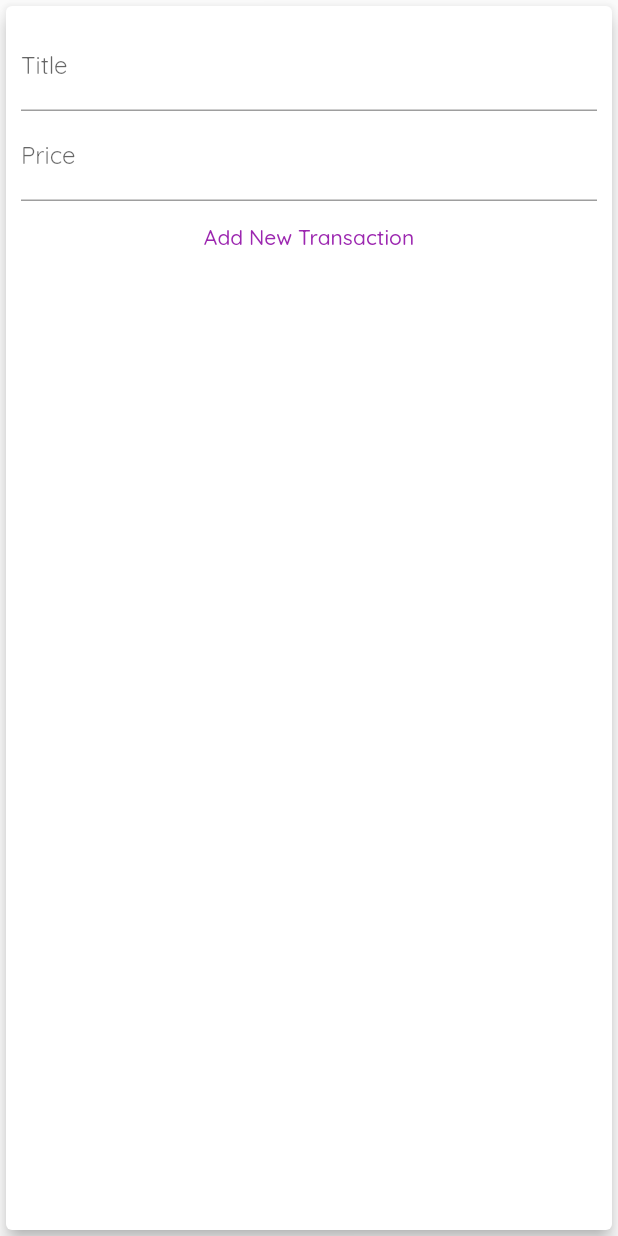
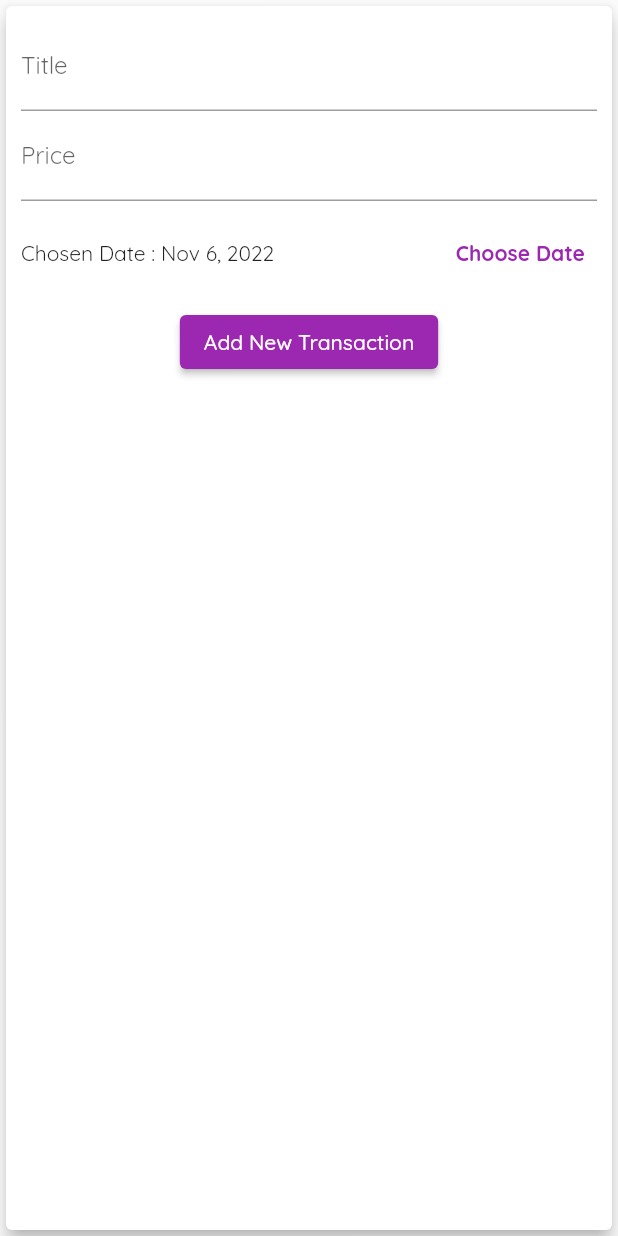
Before and after one commit to Deep-Bhakat/expenses_app, a Flutter app: the NewTransaction widget shown alone on an empty page, opened directly with empty values, after a tap on "Add New Transaction", on a phone screen of 412 x 824 dp. Run offline on Flutter 3.47's test engine with Material 2 defaults, Android fonts, the phone set to English and light mode, and no system bars.

Commit message:
added date picker

```diff
--- a/lib/new_transaction.dart
+++ b/lib/new_transaction.dart
@@ -1,4 +1,5 @@
 import 'package:flutter/material.dart';
+import 'package:intl/intl.dart';
 
 class NewTransaction extends StatefulWidget {
   // const NewTransaction({Key? key}) : super(key: key);
@@ -15,15 +16,32 @@ class _NewTransactionState extends State<NewTransaction> {
 
   final priceController = TextEditingController();
 
+  DateTime _selectedDate = DateTime.now();
   void submitData() {
+    if (priceController.text.isEmpty) return;
     var title = titleController.text;
     var price = double.parse(priceController.text);
 
-    if (title.isEmpty || price <= 0) return;
+    if (title.isEmpty || price <= 0 || _selectedDate == null) return;
 
-    widget.addTransaction(title, price);
+    widget.addTransaction(title, price, _selectedDate);
 
     Navigator.of(context).pop(); // to close topmost screen i.e modal
+  }
+
+  //datepicker
+  void _getDatePicker() {
+    showDatePicker(
+            context: context,
+            initialDate: DateTime.now(),
+            firstDate: DateTime(2019),
+            lastDate: DateTime.now())
+        .then((value) {
+      if (value == null) return;
+      setState(() {
+        _selectedDate = value;
+      });
+    });
   }
 
   @override
@@ -51,8 +69,30 @@ class _NewTransactionState extends State<NewTransaction> {
               //   priceInput = val;
               // },
             ),
-            TextButton(
-                style: TextButton.styleFrom(primary: Colors.purple),
+            Container(
+              height: 70,
+              child: Row(
+                children: [
+                  Expanded(
+                    child: Text(_selectedDate == null
+                        ? 'No Date Chosen...'
+                        : 'Chosen Date : ${DateFormat.yMMMd().format(_selectedDate)}'),
+                  ),
+                  TextButton(
+                      style: TextButton.styleFrom(
+                          primary: Theme.of(context).primaryColor),
+                      onPressed: _getDatePicker,
+                      child: Text(
+                        'Choose Date',
+                        style: TextStyle(fontWeight: FontWeight.bold),
+                      ))
+                ],
+              ),
+            ),
+            ElevatedButton(
+                style: TextButton.styleFrom(
+                  backgroundColor: Colors.purple,
+                ),
                 onPressed: submitData,
                 child: Text('Add New Transaction'))
           ],
```
